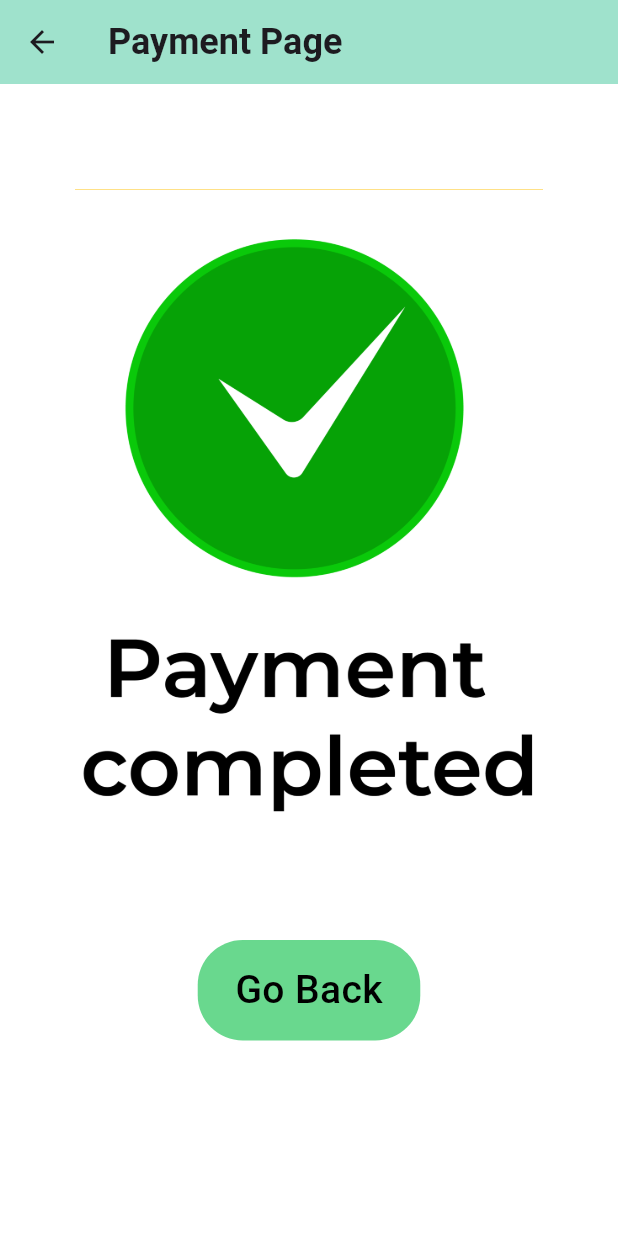
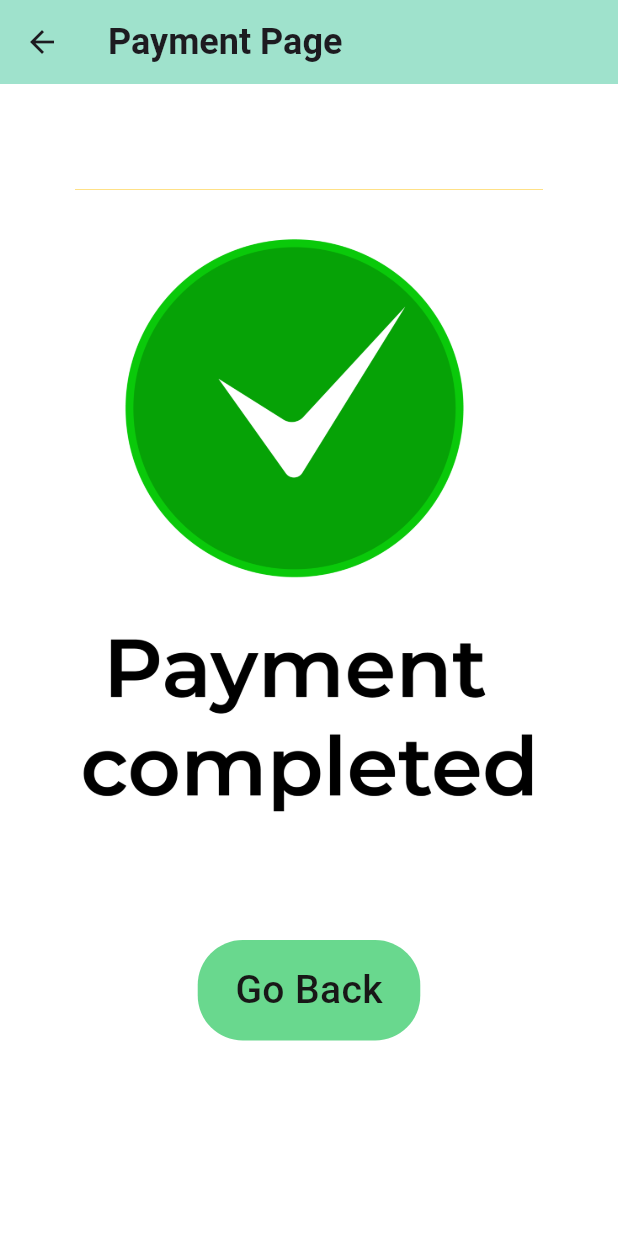
Before and after one commit to Z-i-n-k-s/Assignment_flutter_app_aust_cse2100, a Flutter app: the MyPayment screen opened by its route, on a phone screen of 412 x 824 dp. Run offline on Flutter 3.47's test engine with Material 3 defaults, Android fonts, the phone set to English and light mode, and no system bars.

Commit message:
final assignment

```diff
--- a/lib/pages/confirm_page.dart
+++ b/lib/pages/confirm_page.dart
@@ -48,7 +48,7 @@ class MyPayment extends StatelessWidget {
                   child: const Text(
                     "Go Back",
                     style: TextStyle(
-                      color: Color.fromARGB(255, 0, 0, 0),
+                      color: Color.fromARGB(255, 24, 23, 23),
                       fontWeight: FontWeight.w500,
                       fontSize: 26,
                     ),
```
